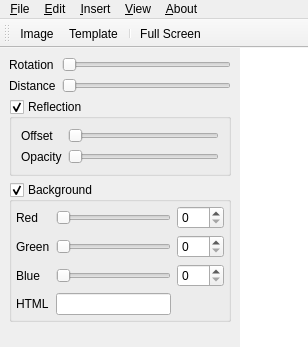
This is src/Screenie/ui/MainWindow.ui in ariya/screenie as Qt 5 draws it before an edit. The edited form follows.
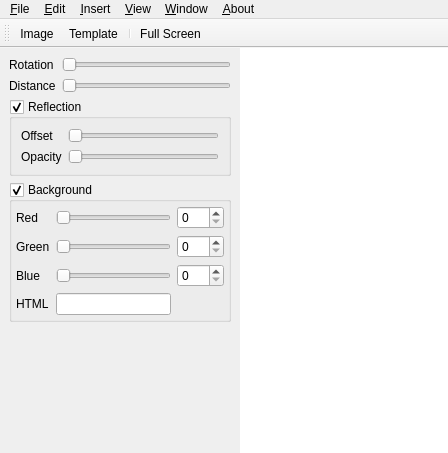
This is the edited form. Icons and pictures are not drawn.

Commit message: Call setWindowModified when document is modified.

What changed in the file:
```diff
--- a/src/Screenie/ui/MainWindow.ui
+++ b/src/Screenie/ui/MainWindow.ui
@@ -6,8 +6,8 @@
    <rect>
     <x>0</x>
     <y>0</y>
-    <width>300</width>
-    <height>347</height>
+    <width>448</width>
+    <height>453</height>
    </rect>
   </property>
   <property name="windowTitle">
@@ -282,8 +282,8 @@
     <rect>
      <x>0</x>
      <y>0</y>
-     <width>300</width>
-     <height>20</height>
+     <width>448</width>
+     <height>22</height>
     </rect>
    </property>
    <widget class="QMenu" name="menu_File">
@@ -335,10 +335,16 @@
     <addaction name="separator"/>
     <addaction name="selectAllAction"/>
    </widget>
+   <widget class="QMenu" name="windowMenu">
+    <property name="title">
+     <string>&amp;Window</string>
+    </property>
+   </widget>
    <addaction name="menu_File"/>
    <addaction name="menu_Edit"/>
    <addaction name="menu_Insert"/>
    <addaction name="menu_View"/>
+   <addaction name="windowMenu"/>
    <addaction name="menu_About"/>
   </widget>
   <widget class="QToolBar" name="toolBar">
```
Left out of the diff: 6 changed lines with no effect on the pictures. The commit also changes 3 other files.
